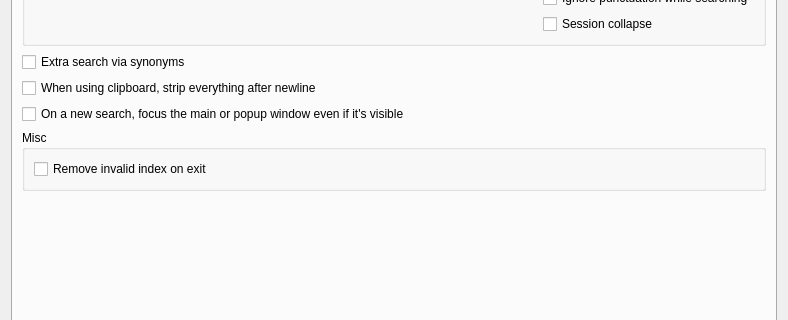
The window that src/ui/preferences.ui (xiaoyifang/goldendict-ng) describes before a commit, drawn with Qt 5; both pictures show x 0 to 788 and y 320 to 640 of the 788 by 730 pixel window.
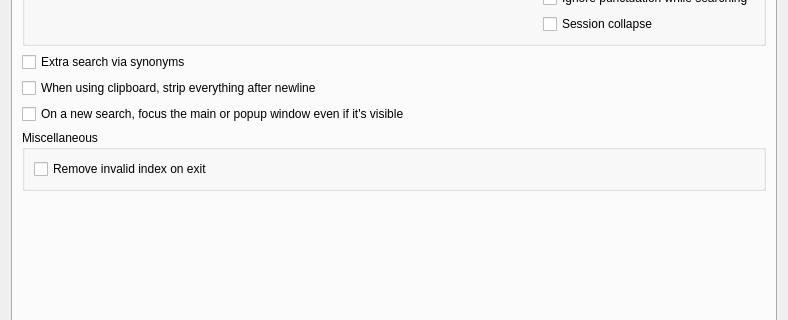
The same window after the commit. The open tabs and pages were chosen to show the change. Icons and pictures are not drawn. Custom widgets are drawn as their Qt base class.

Commit message: i18n: update translation items

Diff of the .ui file:
```diff
--- a/src/ui/preferences.ui
+++ b/src/ui/preferences.ui
@@ -1950,7 +1950,7 @@
        <item>
         <widget class="QGroupBox" name="groupBox_7">
          <property name="title">
-          <string>Misc</string>
+          <string>Miscellaneous</string>
          </property>
          <layout class="QVBoxLayout" name="verticalLayout_20">
           <item>
```
The commit also changes 1 other file.
